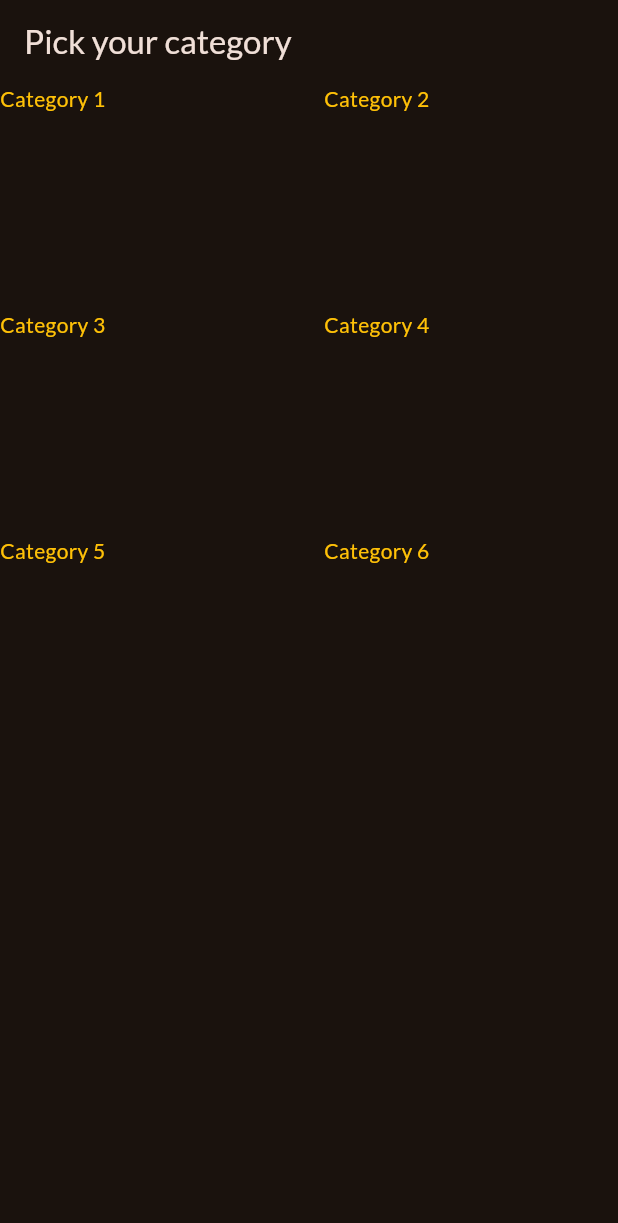
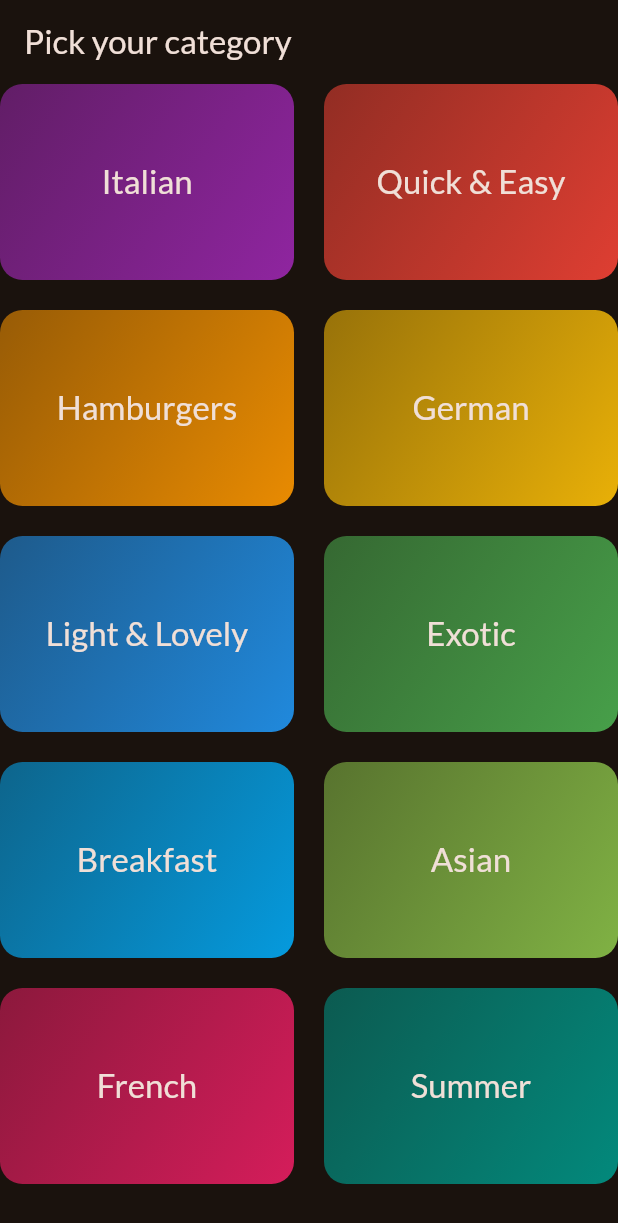
Before and after one commit to raphaelpinel/flutter-means, a Flutter app: the screen it shows after launch, on a phone screen of 412 x 824 dp. Shown: the top 1223 px of the screen. Run offline on Flutter 3.47's test engine with Material 3 defaults, Android fonts, the phone set to English and light mode, and no system bars; our stand-ins replace google_fonts.

Commit message:
Display and style category grid

```diff
--- /dev/null
+++ b/lib/data/dummy_data.dart
@@ -0,0 +1,56 @@
+import 'package:flutter/material.dart';
+
+import 'package:meals/models/category.dart';
+
+const availableCategories = [
+  Category(
+    id: 'c1',
+    title: 'Italian',
+    color: Colors.purple,
+  ),
+  Category(
+    id: 'c2',
+    title: 'Quick & Easy',
+    color: Colors.red,
+  ),
+  Category(
+    id: 'c3',
+    title: 'Hamburgers',
+    color: Colors.orange,
+  ),
+  Category(
+    id: 'c4',
+    title: 'German',
+    color: Colors.amber,
+  ),
+  Category(
+    id: 'c5',
+    title: 'Light & Lovely',
+    color: Colors.blue,
+  ),
+  Category(
+    id: 'c6',
+    title: 'Exotic',
+    color: Colors.green,
+  ),
+  Category(
+    id: 'c7',
+    title: 'Breakfast',
+    color: Colors.lightBlue,
+  ),
+  Category(
+    id: 'c8',
+    title: 'Asian',
+    color: Colors.lightGreen,
+  ),
+  Category(
+    id: 'c9',
+    title: 'French',
+    color: Colors.pink,
+  ),
+  Category(
+    id: 'c10',
+    title: 'Summer',
+    color: Colors.teal,
+  ),
+];
--- a/lib/main.dart
+++ b/lib/main.dart
@@ -1,7 +1,7 @@
 import 'package:flutter/material.dart';
 
 import 'package:google_fonts/google_fonts.dart';
-import 'package:meals/categories.dart';
+import 'package:meals/screens/categories.dart';
 
 final theme = ThemeData(
   useMaterial3: true,
--- /dev/null
+++ b/lib/models/category.dart
@@ -0,0 +1,13 @@
+import 'package:flutter/material.dart';
+
+class Category {
+  const Category({
+    required this.id,
+    required this.title,
+    this.color = Colors.orange,
+  });
+
+  final String id;
+  final String title;
+  final Color color;
+}
--- a/lib/categories.dart
+++ b/lib/screens/categories.dart
@@ -1,4 +1,6 @@
 import 'package:flutter/material.dart';
+import 'package:meals/data/dummy_data.dart';
+import 'package:meals/widgets/category_grid_item.dart';
 
 class CategoriesScreen extends StatelessWidget {
   const CategoriesScreen({super.key});
@@ -16,17 +18,11 @@ class CategoriesScreen extends StatelessWidget {
             crossAxisSpacing: 20,
             mainAxisSpacing: 20,
           ),
-          children: const [
-            Text(
-              'Category 1',
-              style: TextStyle(color: Colors.amber),
-            ),
-            Text('Category 2', style: TextStyle(color: Colors.amber)),
-            Text('Category 3', style: TextStyle(color: Colors.amber)),
-            Text('Category 4', style: TextStyle(color: Colors.amber)),
-            Text('Category 5', style: TextStyle(color: Colors.amber)),
-            Text('Category 6', style: TextStyle(color: Colors.amber)),
-          ],
+          children: availableCategories.map((category) {
+            return CategoryGridItem(
+              category: category,
+            );
+          }).toList(),
         ));
   }
 }
--- /dev/null
+++ b/lib/widgets/category_grid_item.dart
@@ -0,0 +1,37 @@
+import 'package:flutter/material.dart';
+import 'package:meals/models/category.dart';
+
+class CategoryGridItem extends StatelessWidget {
+  const CategoryGridItem({
+    super.key,
+    required this.category,
+  });
+
+  final Category category;
+
+  @override
+  Widget build(BuildContext context) {
+    return Container(
+      padding: const EdgeInsets.all(16),
+      decoration: BoxDecoration(
+        borderRadius: BorderRadius.circular(15),
+        gradient: LinearGradient(
+          colors: [
+            category.color.withOpacity(0.55),
+            category.color.withOpacity(0.9),
+          ],
+          begin: Alignment.topLeft,
+          end: Alignment.bottomRight,
+        ),
+      ),
+      child: Center(
+        child: Text(
+          category.title,
+          style: Theme.of(context).textTheme.titleLarge!.copyWith(
+                color: Theme.of(context).colorScheme.onBackground,
+              ),
+        ),
+      ),
+    );
+  }
+}
```
